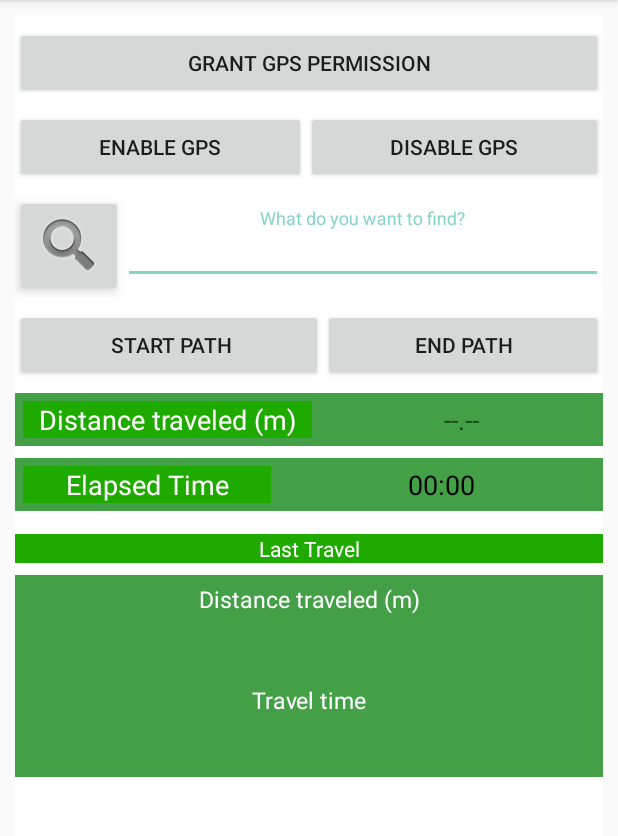
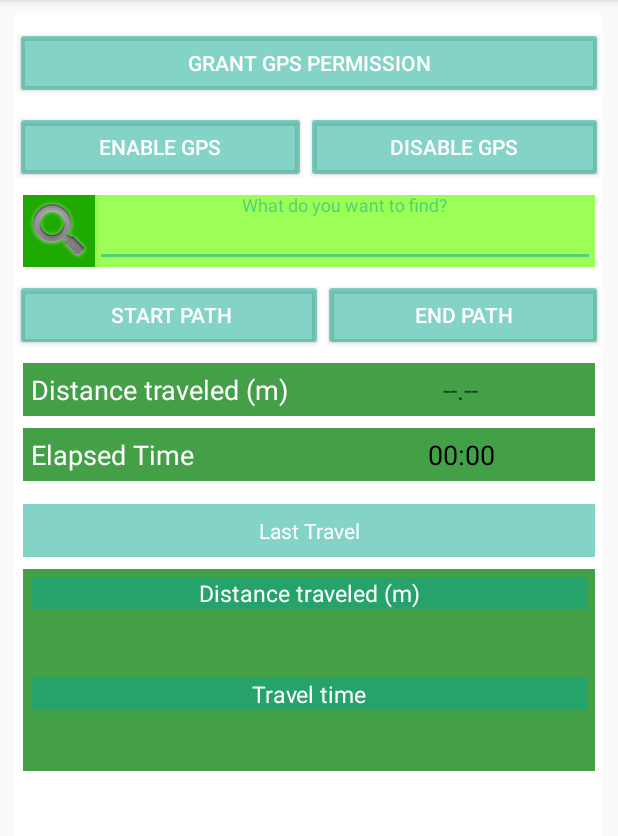
Before and after one commit to Daniel-Peres/fatec_pdm_calcula_percurso_e_tempo_com_gps, an Android app: the screen it shows after launch (MainActivity), on a phone screen of 412 x 824 dp, the part 84-920 px from its top. Run offline under Robolectric (Android 15) with nearby library versions, the phone set to English and light mode, and no system bars.

Commit message:
Ajuste de Cores

```diff
--- a/app/src/main/res/layout/activity_main.xml
+++ b/app/src/main/res/layout/activity_main.xml
@@ -8,8 +8,7 @@
     android:background="@android:color/background_light"
     android:gravity="clip_vertical"
     android:orientation="vertical"
-    android:useDefaultMargins="true"
-    tools:context=".MainActivity">
+    android:useDefaultMargins="true">
 
     <Button
         android:id="@+id/concederPermissaoGpsButton"
@@ -17,8 +16,11 @@
         android:layout_height="wrap_content"
         android:layout_gravity="center_horizontal|fill_horizontal"
         android:layout_marginTop="8dp"
-        android:elevation="5dp"
-        android:text="@string/conceder_permissao" />
+        android:backgroundTint="@color/colorAccent"
+        android:elevation="6dp"
+        android:shadowColor="#FFFFFF"
+        android:text="@string/conceder_permissao"
+        android:textColor="@android:color/white" />
 
     <LinearLayout
         android:layout_width="match_parent"
@@ -33,8 +35,11 @@
             android:layout_height="wrap_content"
             android:layout_gravity="fill_horizontal"
             android:layout_weight="1"
-            android:elevation="5dp"
-            android:text="@string/ativarGps" />
+            android:backgroundTint="@color/colorAccent"
+            android:elevation="6dp"
+            android:shadowColor="#FFFFFF"
+            android:text="@string/ativarGps"
+            android:textColor="@android:color/white" />
 
         <Button
             android:id="@+id/desativarGpsButton"
@@ -42,21 +47,28 @@
             android:layout_height="wrap_content"
             android:layout_gravity="fill_horizontal"
             android:layout_weight="1"
-            android:elevation="5dp"
-            android:text="@string/desativarGps" />
+            android:backgroundTint="@color/colorAccent"
+            android:elevation="6dp"
+            android:shadowColor="#FFFFFF"
+            android:text="@string/desativarGps"
+            android:textColor="@android:color/white" />
     </LinearLayout>
 
     <LinearLayout
         android:layout_width="match_parent"
         android:layout_height="wrap_content"
-        android:layout_marginTop="8dp">
+        android:layout_marginLeft="5dp"
+        android:layout_marginTop="8dp"
+        android:layout_marginRight="5dp"
+        android:background="@color/colorPrimaryLight">
 
         <ImageButton
             android:id="@+id/buscarButton"
             android:layout_width="wrap_content"
             android:layout_height="wrap_content"
             android:layout_gravity="center"
-            android:elevation="5dp"
+            android:background="@color/colorPrimaryDark"
+            android:elevation="6dp"
             app:srcCompat="@android:drawable/ic_search_category_default" />
 
         <com.google.android.material.textfield.TextInputLayout
@@ -90,8 +102,11 @@
             android:layout_height="wrap_content"
             android:layout_gravity="fill_horizontal"
             android:layout_weight="1"
-            android:elevation="5dp"
-            android:text="@string/iniciarPercurso" />
+            android:backgroundTint="@color/colorAccent"
+            android:elevation="6dp"
+            android:shadowColor="#FFFFFF"
+            android:text="@string/iniciarPercurso"
+            android:textColor="@android:color/white" />
 
         <Button
             android:id="@+id/terminarPercursoButton"
@@ -99,14 +114,19 @@
             android:layout_height="wrap_content"
             android:layout_gravity="fill_horizontal"
             android:layout_weight="1"
-            android:elevation="5dp"
-            android:text="@string/terminarPercurso" />
+            android:backgroundTint="@color/colorAccent"
+            android:elevation="6dp"
+            android:shadowColor="#FFFFFF"
+            android:text="@string/terminarPercurso"
+            android:textColor="@android:color/white" />
     </LinearLayout>
 
     <LinearLayout
         android:layout_width="match_parent"
         android:layout_height="wrap_content"
+        android:layout_marginLeft="5dp"
         android:layout_marginTop="8dp"
+        android:layout_marginRight="5dp"
         android:background="@color/colorPrimary"
         android:gravity="center">
 
@@ -117,8 +137,6 @@
             android:layout_gravity="center_horizontal|fill_horizontal|center_vertical"
             android:layout_margin="5dp"
             android:layout_weight="2"
-            android:background="@color/colorPrimaryDark"
-            android:gravity="center"
             android:text="@string/distanciaPercorrida"
             android:textColor="@android:color/white"
             android:textSize="@dimen/text_size" />
@@ -139,18 +157,19 @@
     <LinearLayout
         android:layout_width="match_parent"
         android:layout_height="wrap_content"
+        android:layout_marginLeft="5dp"
         android:layout_marginTop="8dp"
+        android:layout_marginRight="5dp"
         android:background="@color/colorPrimary"
         android:gravity="center">
 
         <TextView
             android:id="@+id/labelTempoPassadoTextView"
-            android:layout_width="wrap_content"
+            android:layout_width="148dp"
             android:layout_height="wrap_content"
             android:layout_margin="5dp"
             android:layout_weight="1"
-            android:background="@color/colorPrimaryDark"
-            android:gravity="center_horizontal|center_vertical"
+            android:gravity="center_vertical"
             android:text="@string/tempoPassado"
             android:textColor="@android:color/white"
             android:textSize="@dimen/text_size" />
@@ -170,16 +189,21 @@
     <TextView
         android:layout_width="match_parent"
         android:layout_height="wrap_content"
+        android:layout_marginLeft="5dp"
         android:layout_marginTop="15dp"
-        android:background="@color/colorPrimaryDark"
+        android:layout_marginRight="5dp"
+        android:background="@color/colorAccent"
         android:gravity="center"
+        android:padding="8dp"
         android:text="@string/ultimo_percurso"
         android:textColor="@android:color/white" />
 
     <LinearLayout
         android:layout_width="match_parent"
         android:layout_height="wrap_content"
+        android:layout_marginLeft="5dp"
         android:layout_marginTop="8dp"
+        android:layout_marginRight="5dp"
         android:background="@color/colorPrimary"
         android:gravity="center"
         android:orientation="vertical">
@@ -191,6 +215,7 @@
             android:layout_gravity="center"
             android:layout_margin="5dp"
             android:layout_weight="1"
+            android:background="@color/colorAccent"
             android:gravity="center"
             android:text="@string/distanciaPercorrida"
             android:textColor="@android:color/white"
@@ -213,6 +238,7 @@
             android:layout_gravity="center"
             android:layout_margin="5dp"
             android:layout_weight="1"
+            android:background="@color/colorAccent"
             android:gravity="center"
             android:text="@string/tempo_percurso"
             android:textColor="@android:color/white"
```
